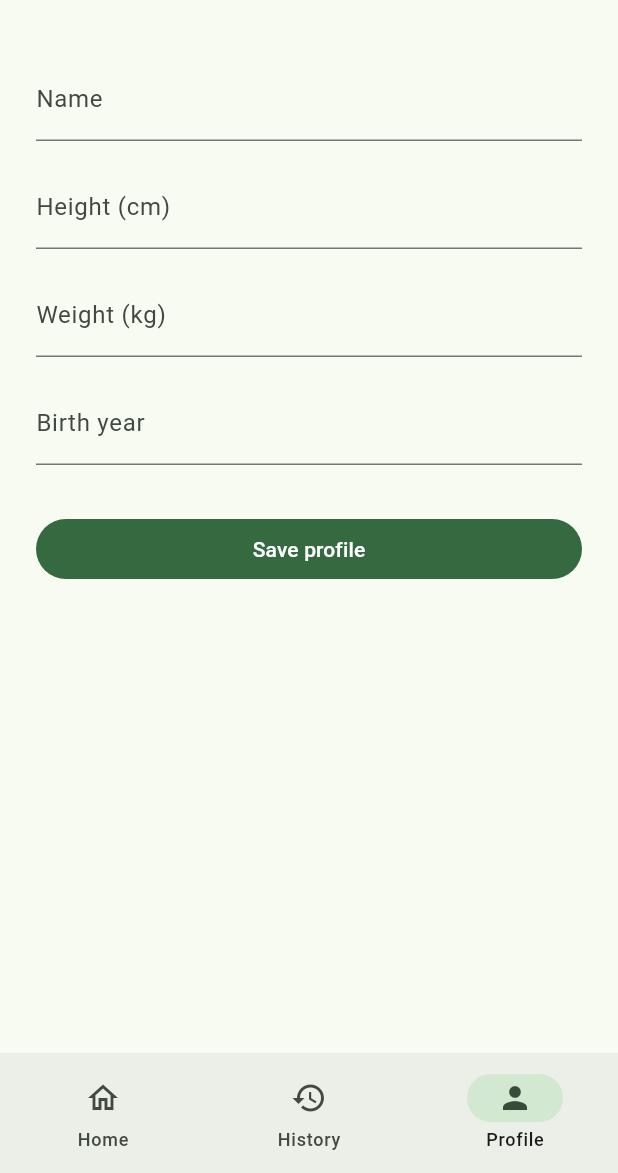
After one commit to utkudemr/walkingen, a Flutter app: the screen it shows after launch, item 3 of the bottom bar chosen, on a phone screen of 412 x 824 dp, the part 63-1236 px from its top. The commit adds this screen. Run offline on Flutter 3.47's test engine with Material 3 defaults, Android fonts, the phone set to English and light mode, and no system bars; our stand-ins replace drift; accounts and stored records are empty; generated files the repository leaves out were written again.

Commit message:
feat(profile): add local profile and settings persistence
Merged after local, CI, Gitleaks, and Samsung S23 verification.

```diff
--- /dev/null
+++ b/app/lib/database/app_database.dart
@@ -0,0 +1,67 @@
+import 'dart:io';
+
+import 'package:drift/drift.dart';
+import 'package:drift/native.dart';
+import 'package:path/path.dart' as p;
+import 'package:path_provider/path_provider.dart';
+
+part 'app_database.g.dart';
+
+class ProfileRows extends Table {
+  IntColumn get id => integer().customConstraint('NOT NULL CHECK (id = 1)')();
+  TextColumn get displayName => text()();
+  IntColumn get heightCm => integer()();
+  RealColumn get weightKg => real()();
+  IntColumn get birthYear => integer()();
+
+  @override
+  Set<Column<Object>> get primaryKey => {id};
+}
+
+class ProfileDraftRows extends Table {
+  IntColumn get id => integer().customConstraint('NOT NULL CHECK (id = 1)')();
+  TextColumn get displayName => text()();
+  TextColumn get height => text()();
+  TextColumn get weight => text()();
+  TextColumn get birthYear => text()();
+  BoolColumn get isDisplayNamePresent =>
+      boolean().withDefault(const Constant(true))();
+  BoolColumn get isHeightPresent =>
+      boolean().withDefault(const Constant(true))();
+  BoolColumn get isWeightPresent =>
+      boolean().withDefault(const Constant(true))();
+  BoolColumn get isBirthYearPresent =>
+      boolean().withDefault(const Constant(true))();
+
+  @override
+  Set<Column<Object>> get primaryKey => {id};
+}
+
+class SettingsRows extends Table {
+  IntColumn get id => integer().customConstraint('NOT NULL CHECK (id = 1)')();
+  TextColumn get localeOverride =>
+      text().withDefault(const Constant('system'))();
+  TextColumn get themeMode => text().withDefault(const Constant('system'))();
+  IntColumn get weeklyActiveDayTarget =>
+      integer().withDefault(const Constant(3))();
+
+  @override
+  Set<Column<Object>> get primaryKey => {id};
+}
+
+@DriftDatabase(tables: [ProfileRows, ProfileDraftRows, SettingsRows])
+class AppDatabase extends _$AppDatabase {
+  AppDatabase(super.e);
+
+  AppDatabase.inMemory() : this(NativeDatabase.memory());
+
+  static Future<AppDatabase> open() async {
+    final directory = await getApplicationSupportDirectory();
+    return AppDatabase(
+      NativeDatabase(File(p.join(directory.path, 'walkingen.sqlite'))),
+    );
+  }
+
+  @override
+  int get schemaVersion => 1;
+}
--- a/app/lib/l10n/app_en.arb
+++ b/app/lib/l10n/app_en.arb
@@ -7,5 +7,14 @@
   "historyEmpty": "Your completed walks will appear here.",
   "profileTab": "Profile",
   "profileSettingsTitle": "Profile and Settings",
-  "profileSettingsEmpty": "Profile and settings options will appear here."
+  "profileSettingsEmpty": "Profile and settings options will appear here.",
+  "profileDisplayName": "Name",
+  "profileHeight": "Height (cm)",
+  "profileWeight": "Weight (kg)",
+  "profileBirthYear": "Birth year",
+  "profileSave": "Save profile",
+  "profileSaved": "Profile saved.",
+  "profileRequired": "Please enter a valid value.",
+  "profileLoadFailed": "Profile could not be loaded.",
+  "profileSaveFailed": "Profile could not be saved."
 }
--- a/app/lib/main.dart
+++ b/app/lib/main.dart
@@ -1,21 +1,31 @@
 import 'package:flutter/material.dart';
+import 'package:walkingen/database/app_database.dart';
 import 'package:walkingen/l10n/generated/app_localizations.dart';
+import 'package:walkingen/profile/local_settings.dart';
+import 'package:walkingen/profile/profile_page.dart';
+import 'package:walkingen/profile/profile_repository.dart';
 
-void main() {
-  runApp(const WalkingenApp());
+Future<void> main() async {
+  WidgetsFlutterBinding.ensureInitialized();
+  final database = await AppDatabase.open();
+  final repository = ProfileRepository(database);
+  final settings = await repository.loadSettings();
+  runApp(WalkingenApp(repository: repository, settings: settings));
 }
 
 class WalkingenApp extends StatelessWidget {
-  const WalkingenApp({super.key, this.locale});
+  const WalkingenApp({super.key, this.locale, this.repository, this.settings});
 
   static const seedColor = Color(0xFF4F6F52);
 
   final Locale? locale;
+  final ProfileRepository? repository;
+  final LocalSettings? settings;
 
   @override
   Widget build(BuildContext context) {
     return MaterialApp(
-      locale: locale,
+      locale: locale ?? _localeFromSettings(settings),
       onGenerateTitle: (context) => AppLocalizations.of(context).appTitle,
       localizationsDelegates: AppLocalizations.localizationsDelegates,
       supportedLocales: AppLocalizations.supportedLocales,
@@ -30,14 +40,38 @@ class WalkingenApp extends StatelessWidget {
         ),
         useMaterial3: true,
       ),
-      themeMode: ThemeMode.system,
-      home: const AppShell(),
+      themeMode: _themeModeFromSettings(settings),
+      home: AppShell(repository: repository),
     );
+  }
+
+  static Locale? _localeFromSettings(LocalSettings? settings) {
+    switch (settings?.localeOverride) {
+      case 'tr':
+        return const Locale('tr');
+      case 'en':
+        return const Locale('en');
+      default:
+        return null;
+    }
+  }
+
+  static ThemeMode _themeModeFromSettings(LocalSettings? settings) {
+    switch (settings?.themeMode) {
+      case 'light':
+        return ThemeMode.light;
+      case 'dark':
+        return ThemeMode.dark;
+      default:
+        return ThemeMode.system;
+    }
   }
 }
 
 class AppShell extends StatefulWidget {
-  const AppShell({super.key});
+  const AppShell({super.key, this.repository});
+
+  final ProfileRepository? repository;
 
   @override
   State<AppShell> createState() => _AppShellState();
@@ -62,7 +96,9 @@ class _AppShellState extends State<AppShell> {
 
     return Scaffold(
       appBar: AppBar(title: Text(titles[_selectedIndex])),
-      body: Center(child: Text(messages[_selectedIndex])),
+      body: _selectedIndex == 2 && widget.repository != null
+          ? ProfilePage(repository: widget.repository!)
+          : Center(child: Text(messages[_selectedIndex])),
       bottomNavigationBar: NavigationBar(
         selectedIndex: _selectedIndex,
         onDestinationSelected: (index) {
--- /dev/null
+++ b/app/lib/profile/local_settings.dart
@@ -0,0 +1,51 @@
+class LocalSettings {
+  const LocalSettings({
+    this.localeOverride = 'system',
+    this.themeMode = 'system',
+    this.weeklyActiveDayTarget = 3,
+  });
+
+  final String localeOverride;
+  final String themeMode;
+  final int weeklyActiveDayTarget;
+
+  LocalSettings copyWith({
+    String? localeOverride,
+    String? themeMode,
+    int? weeklyActiveDayTarget,
+  }) {
+    return LocalSettings(
+      localeOverride: localeOverride ?? this.localeOverride,
+      themeMode: themeMode ?? this.themeMode,
+      weeklyActiveDayTarget:
+          weeklyActiveDayTarget ?? this.weeklyActiveDayTarget,
+    );
+  }
+
+  static LocalSettings validate({
+    required String localeOverride,
+    required String themeMode,
+    required int weeklyActiveDayTarget,
+  }) {
+    if (!{'system', 'tr', 'en'}.contains(localeOverride)) {
+      throw const SettingsValidationException('localeOverride');
+    }
+    if (!{'system', 'light', 'dark'}.contains(themeMode)) {
+      throw const SettingsValidationException('themeMode');
+    }
+    if (weeklyActiveDayTarget < 1 || weeklyActiveDayTarget > 7) {
+      throw const SettingsValidationException('weeklyActiveDayTarget');
+    }
+    return LocalSettings(
+      localeOverride: localeOverride,
+      themeMode: themeMode,
+      weeklyActiveDayTarget: weeklyActiveDayTarget,
+    );
+  }
+}
+
+class SettingsValidationException implements Exception {
+  const SettingsValidationException(this.field);
+
+  final String field;
+}
--- /dev/null
+++ b/app/lib/profile/profile.dart
@@ -0,0 +1,121 @@
+import 'package:characters/characters.dart';
+
+class Profile {
+  const Profile._({
+    required this.displayName,
+    required this.heightCm,
+    required this.weightKg,
+    required this.birthYear,
+  });
+
+  final String displayName;
+  final int heightCm;
+  final double weightKg;
+  final int birthYear;
+
+  static Profile fromInput({
+    required String displayName,
+    required String height,
+    required String weight,
+    required String birthYear,
+    required int currentYear,
+  }) {
+    return create(
+      displayName: displayName,
+      heightCm: _parseInteger(height, 'heightCm'),
+      weightKg: _parseWeight(weight),
+      birthYear: _parseInteger(birthYear, 'birthYear'),
+      currentYear: currentYear,
+    );
+  }
+
+  static Profile create({
+    required String displayName,
+    required int heightCm,
+    required double weightKg,
+    required int birthYear,
+    required int currentYear,
+  }) {
+    final normalizedName = _normalizeDisplayName(displayName);
+    if (normalizedName.characters.isEmpty ||
+        normalizedName.characters.length > 80) {
+      throw const ProfileValidationException('displayName');
+    }
+    if (heightCm < 80 || heightCm > 250) {
+      throw const ProfileValidationException('heightCm');
+    }
+    if (weightKg < 20 ||
+        weightKg > 300 ||
+        (weightKg * 10).roundToDouble() != weightKg * 10) {
+      throw const ProfileValidationException('weightKg');
+    }
+    if (currentYear < 1900 || birthYear < 1900 || birthYear > currentYear) {
+      throw const ProfileValidationException('birthYear');
+    }
+
+    return Profile._(
+      displayName: normalizedName,
+      heightCm: heightCm,
+      weightKg: weightKg,
+      birthYear: birthYear,
+    );
+  }
+
+  static int _parseInteger(String input, String field) {
+    final value = input.trim();
+    if (!RegExp(r'^[0-9]+$').hasMatch(value)) {
+      throw ProfileValidationException(field);
+    }
+    try {
+      return int.parse(value);
+    } on FormatException {
+      throw ProfileValidationException(field);
+    }
+  }
+
+  static double _parseWeight(String input) {
+    final value = input.trim();
+    if (!RegExp(r'^[0-9]+([,.][0-9])?$').hasMatch(value)) {
+      throw const ProfileValidationException('weightKg');
+    }
+    return double.parse(value.replaceFirst(',', '.'));
+  }
+
+  static String _normalizeDisplayName(String value) {
+    final buffer = StringBuffer();
+    var pendingWhitespace = false;
+    for (final codePoint in value.runes) {
+      if (_isUnicodeWhitespace(codePoint)) {
+        if (buffer.isNotEmpty) pendingWhitespace = true;
+        continue;
+      }
+      if (pendingWhitespace) buffer.write(' ');
+      buffer.write(String.fromCharCode(codePoint));
+      pendingWhitespace = false;
+    }
+    return buffer.toString();
+  }
+
+  static bool _isUnicodeWhitespace(int codePoint) {
+    return (codePoint >= 0x0009 && codePoint <= 0x000D) ||
+        codePoint == 0x0020 ||
+        codePoint == 0x0085 ||
+        codePoint == 0x00A0 ||
+        codePoint == 0x1680 ||
+        (codePoint >= 0x2000 && codePoint <= 0x200A) ||
+        codePoint == 0x2028 ||
+        codePoint == 0x2029 ||
+        codePoint == 0x202F ||
+        codePoint == 0x205F ||
+        codePoint == 0x3000;
+  }
+}
+
+class ProfileValidationException implements Exception {
+  const ProfileValidationException(this.field);
+
+  final String field;
+
+  @override
+  String toString() => 'Invalid profile field: $field';
+}
--- /dev/null
+++ b/app/lib/profile/profile_draft.dart
@@ -0,0 +1,74 @@
+class ProfileDraft {
+  const ProfileDraft({
+    required this.displayName,
+    required this.height,
+    required this.weight,
+    required this.birthYear,
+    this.isDisplayNamePresent = true,
+    this.isHeightPresent = true,
+    this.isWeightPresent = true,
+    this.isBirthYearPresent = true,
+  });
+
+  final String displayName;
+  final String height;
+  final String weight;
+  final String birthYear;
+  final bool isDisplayNamePresent;
+  final bool isHeightPresent;
+  final bool isWeightPresent;
+  final bool isBirthYearPresent;
+
+  factory ProfileDraft.fromForm({
+    required String displayName,
+    required String height,
+    required String weight,
+    required String birthYear,
+    bool isDisplayNamePresent = true,
+    bool isHeightPresent = true,
+    bool isWeightPresent = true,
+    bool isBirthYearPresent = true,
+  }) {
+    return ProfileDraft(
+      displayName: displayName,
+      height: height,
+      weight: weight,
+      birthYear: birthYear,
+      isDisplayNamePresent: isDisplayNamePresent,
+      isHeightPresent: isHeightPresent,
+      isWeightPresent: isWeightPresent,
+      isBirthYearPresent: isBirthYearPresent,
+    );
+  }
+
+  factory ProfileDraft.fromJson(Map<String, Object?> json) {
+    return ProfileDraft(
+      displayName: json['displayName']! as String,
+      height: json['height']! as String,
+      weight: json['weight']! as String,
+      birthYear: json['birthYear']! as String,
+      isDisplayNamePresent: json['isDisplayNamePresent'] as bool? ?? true,
+      isHeightPresent: json['isHeightPresent'] as bool? ?? true,
+      isWeightPresent: json['isWeightPresent'] as bool? ?? true,
+      isBirthYearPresent: json['isBirthYearPresent'] as bool? ?? true,
+    );
+  }
+
+  bool get hasMeaningfulValue => [
+    if (isDisplayNamePresent) displayName,
+    if (isHeightPresent) height,
+    if (isWeightPresent) weight,
+    if (isBirthYearPresent) birthYear,
+  ].any((value) => value.trim().isNotEmpty);
+
+  Map<String, Object?> toJson() => {
+    'displayName': displayName,
+    'height': height,
+    'weight': weight,
+    'birthYear': birthYear,
+    'isDisplayNamePresent': isDisplayNamePresent,
+    'isHeightPresent': isHeightPresent,
+    'isWeightPresent': isWeightPresent,
+    'isBirthYearPresent': isBirthYearPresent,
+  };
+}
--- /dev/null
+++ b/app/lib/profile/profile_page.dart
@@ -0,0 +1,188 @@
+import 'dart:async';
+
+import 'package:flutter/material.dart';
+import 'package:walkingen/l10n/generated/app_localizations.dart';
+import 'package:walkingen/profile/profile.dart';
+import 'package:walkingen/profile/profile_draft.dart';
+import 'package:walkingen/profile/profile_repository.dart';
+
+class ProfilePage extends StatefulWidget {
+  const ProfilePage({required this.repository, super.key});
+
+  final ProfileRepository repository;
+
+  @override
+  State<ProfilePage> createState() => _ProfilePageState();
+}
+
+class _ProfilePageState extends State<ProfilePage> with WidgetsBindingObserver {
+  final _formKey = GlobalKey<FormState>();
+  final _name = TextEditingController();
+  final _height = TextEditingController();
+  final _weight = TextEditingController();
+  final _birthYear = TextEditingController();
+  bool _loading = true;
+  bool _saving = false;
+  Future<void> _pendingDraftWrite = Future<void>.value();
+
+  @override
+  void initState() {
+    super.initState();
+    WidgetsBinding.instance.addObserver(this);
+    _load();
+  }
+
+  @override
+  void didChangeAppLifecycleState(AppLifecycleState state) {
+    if (state == AppLifecycleState.paused ||
+        state == AppLifecycleState.detached) {
+      unawaited(_pendingDraftWrite);
+    }
+  }
+
+  Future<void> _load() async {
+    try {
+      final profile = await widget.repository.loadProfile();
+      final draft = await widget.repository.loadDraft();
+      if (!mounted) return;
+      _name.text = draft?.isDisplayNamePresent == true
+          ? draft!.displayName
+          : profile?.displayName ?? '';
+      _height.text = draft?.isHeightPresent == true
+          ? draft!.height
+          : profile?.heightCm.toString() ?? '';
+      _weight.text = draft?.isWeightPresent == true
+          ? draft!.weight
+          : profile?.weightKg.toString() ?? '';
+      _birthYear.text = draft?.isBirthYearPresent == true
+          ? draft!.birthYear
+          : profile?.birthYear.toString() ?? '';
+    } catch (_) {
+      if (mounted) {
+        ScaffoldMessenger.of(context).showSnackBar(
+          SnackBar(
+            content: Text(AppLocalizations.of(context).profileLoadFailed),
+          ),
+        );
+      }
+    } finally {
+      if (mounted) setState(() => _loading = false);
+    }
+  }
+
+  Future<void> _save() async {
+    if (!_formKey.currentState!.validate()) return;
+    setState(() => _saving = true);
+    final strings = AppLocalizations.of(context);
+    try {
+      await _pendingDraftWrite;
+      final profile = Profile.fromInput(
+        displayName: _name.text,
+        height: _height.text,
+        weight: _weight.text,
+        birthYear: _birthYear.text,
+        currentYear: DateTime.now().year,
+      );
+      await widget.repository.saveProfile(profile);
+      if (!mounted) return;
+      ScaffoldMessenger.of(context)
+          .showSnackBar(SnackBar(content: Text(strings.profileSaved)));
+    } on ProfileValidationException {
+      if (!mounted) return;
+      ScaffoldMessenger.of(context)
+          .showSnackBar(SnackBar(content: Text(strings.profileRequired)));
+    } catch (_) {
+      if (!mounted) return;
+      ScaffoldMessenger.of(context)
+          .showSnackBar(SnackBar(content: Text(strings.profileSaveFailed)));
+    } finally {
+      if (mounted) setState(() => _saving = false);
+    }
+  }
+
+  Future<void> _saveDraft() {
+    final draft = ProfileDraft.fromForm(
+      displayName: _name.text,
+      height: _height.text,
+      weight: _weight.text,
+      birthYear: _birthYear.text,
+    );
+    _pendingDraftWrite = _pendingDraftWrite.then((_) async {
+      try {
+        await widget.repository.saveDraft(draft);
+      } catch (_) {
+        // The next explicit save still reports its own persistence result.
+      }
+    });
+    return _pendingDraftWrite;
+  }
+
+  @override
+  void dispose() {
+    WidgetsBinding.instance.removeObserver(this);
+    _name.dispose();
+    _height.dispose();
+    _weight.dispose();
+    _birthYear.dispose();
+    super.dispose();
+  }
+
+  @override
+  Widget build(BuildContext context) {
+    if (_loading) return const Center(child: CircularProgressIndicator());
+    final strings = AppLocalizations.of(context);
+    return Form(
+      key: _formKey,
+      child: ListView(
+        padding: const EdgeInsets.all(24),
+        children: [
+          _field(_name, strings.profileDisplayName),
+          _field(
+            _height,
+            strings.profileHeight,
+            keyboardType: TextInputType.number,
+          ),
+          _field(
+            _weight,
+            strings.profileWeight,
+            keyboardType: const TextInputType.numberWithOptions(decimal: true),
+          ),
+          _field(
+            _birthYear,
+            strings.profileBirthYear,
+            keyboardType: TextInputType.number,
+          ),
+          const SizedBox(height: 16),
+          FilledButton(
+            onPressed: _saving ? null : _save,
+            child: _saving
+                ? const SizedBox(
+                    height: 20,
+                    width: 20,
+                    child: CircularProgressIndicator(strokeWidth: 2),
+                  )
+                : Text(strings.profileSave),
+          ),
+        ],
+      ),
+    );
+  }
+
+  Widget _field(
+    TextEditingController controller,
+    String label, {
+    TextInputType? keyboardType,
+  }) {
+    return Padding(
+      padding: const EdgeInsets.only(bottom: 16),
+      child: TextFormField(
+        controller: controller,
+        enabled: !_saving,
+        onChanged: (_) => _saveDraft(),
+        keyboardType: keyboardType,
+        decoration: InputDecoration(labelText: label),
+        validator: (_) => null,
+      ),
+    );
+  }
+}
--- a/app/pubspec.yaml
+++ b/app/pubspec.yaml
@@ -28,10 +28,14 @@ environment:
 # the latest version available on pub.dev. To see which dependencies have newer
 # versions available, run `flutter pub outdated`.
 dependencies:
+  characters: ^1.4.1
+  drift: ^2.34.3
   flutter:
     sdk: flutter
   flutter_localizations:
     sdk: flutter
+  path: ^1.9.1
+  path_provider: ^2.1.6
 
 dev_dependencies:
   flutter_test:
@@ -43,6 +47,8 @@ dev_dependencies:
   # package. See that file for information about deactivating specific lint
   # rules and activating additional ones.
   flutter_lints: ^6.0.0
+  drift_dev: ^2.34.5
+  build_runner: ^2.16.0
 
 # For information on the generic Dart part of this file, see the
 # following page: https://dart.dev/tools/pub/pubspec
```
Also changed, not shown: app/lib/l10n/app_tr.arb (+10 -1 lines), app/lib/profile/profile_repository.dart (added, +129 -0 lines), app/lib/database/app_database.g.dart (added), app/lib/l10n/generated/app_localizations.dart, app/lib/l10n/generated/app_localizations_en.dart, app/lib/l10n/generated/app_localizations_tr.dart, app/pubspec.lock, 9 other files.
